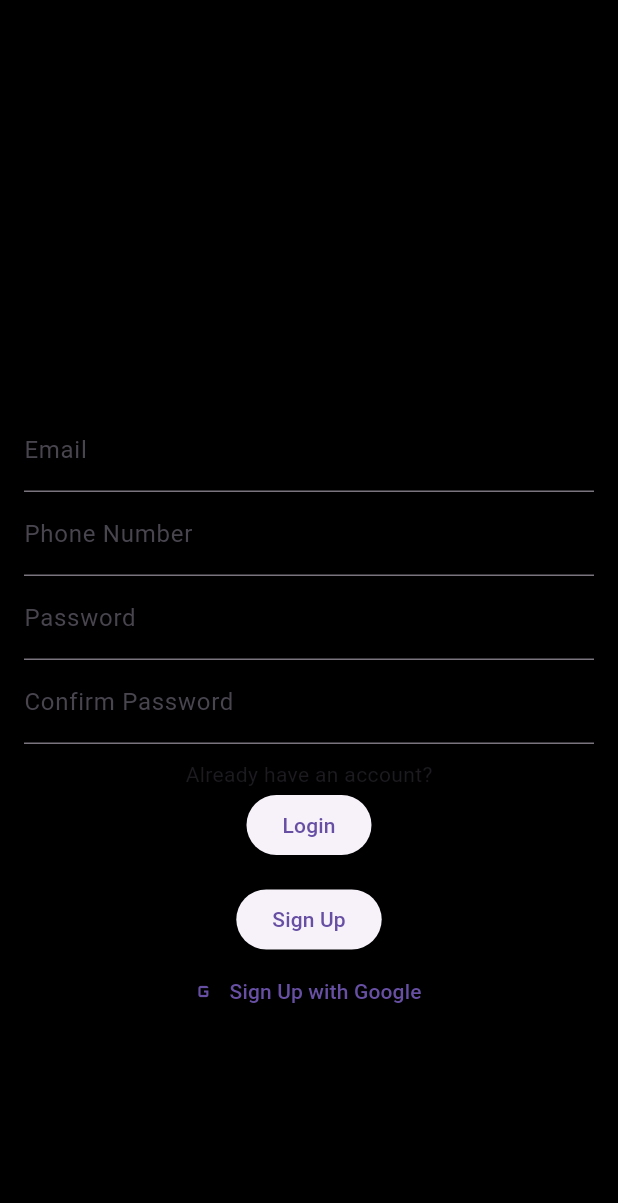
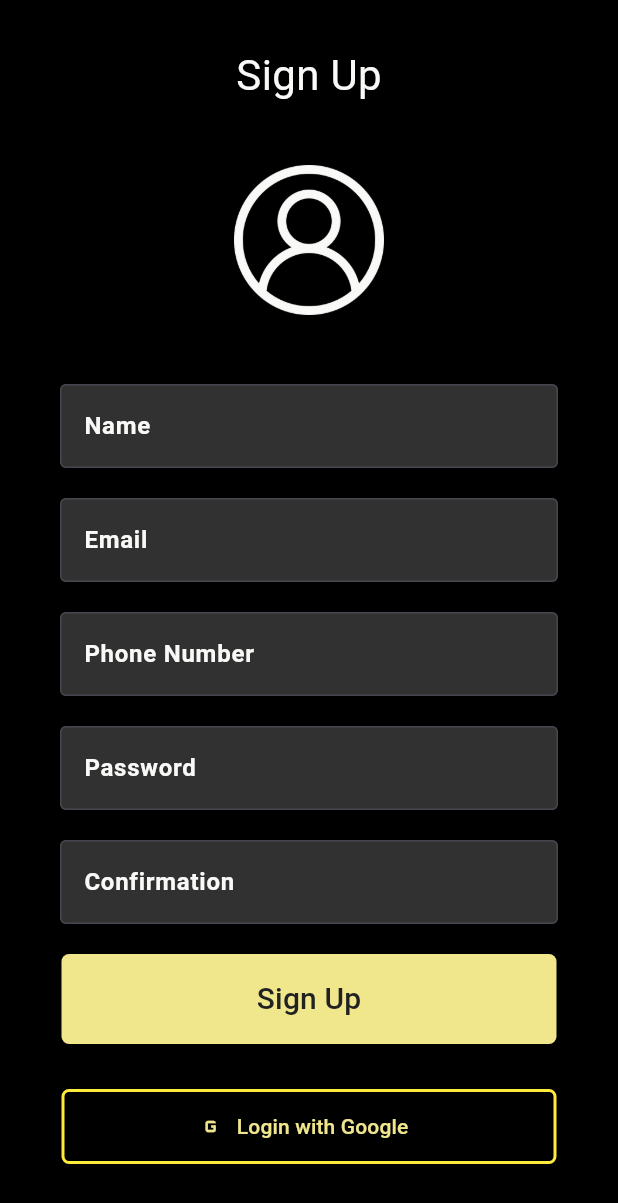
Before and after one commit to stranger-scripts-06/investment-manager, a Flutter app: the SignUpPage screen opened by its route, on a phone screen of 412 x 824 dp. Shown: the top 1203 px of the screen. Run offline on Flutter 3.47's test engine with Material 2 defaults, Android fonts, the phone set to English and light mode, and no system bars; our stand-ins replace firebase_auth, firebase_core; accounts and stored records are empty.

Commit message:
Sign Up page

```diff
--- a/lib/pages/signup.dart
+++ b/lib/pages/signup.dart
@@ -22,7 +22,7 @@ class _SignUpPageState extends State<SignUpPage> {
               Text("Sign Up",
                   style: TextStyle(
                     fontSize: 28.0,
-                    color: Colors.black,
+                    color: Color(0xFFF9FAF8),
                   )),
               SizedBox(
                 height: 40.0,
@@ -31,78 +31,199 @@ class _SignUpPageState extends State<SignUpPage> {
                 height: 100.0,
                 width: 100.0,
                 child: Image(image: AssetImage('assets/loginlogo.png'),
-                    fit: BoxFit.cover),
+                    fit: BoxFit.cover,
+                    color: Color(0xFFF9FAF8)
+                ),
               ),
               SizedBox(
                 height: 30.0,
               ),
               Padding(
-                padding: const EdgeInsets.fromLTRB(16.0, 32.0, 16.0, 0.0),
+                padding: const EdgeInsets.fromLTRB(40.0, 16.0, 40.0, 0.0),
                 child: Column(
                   children: [
-                    TextFormField(
+                    TextField(
                       decoration: InputDecoration(
+                        iconColor: Colors.white,
+                        labelText: ("Name"),
+                        labelStyle: TextStyle(
+                            fontWeight: FontWeight.bold,
+                            color: Color(0xFFF9FAF8)),
+                        hintText: ("Enter your name"),
+                        hintStyle: TextStyle(
+                          color: Color(0xFFF9FAF8),
+                        ),
+                        border: OutlineInputBorder(),
+                        fillColor: Color(0xFF313131),
+                        filled: true,
+                        focusedBorder: OutlineInputBorder(
+                          borderSide: BorderSide(
+                            color: Color(0xFFF0E68C),
+                          ),
+                        ),
+                      ),
+                      style: TextStyle(color: Color(0xFFF9FAF8)),
+                    ),
+                    SizedBox(
+                      height: 20.0,
+                    ),
+                    TextField(
+                      decoration: InputDecoration(
+                        iconColor: Colors.white,
                         labelText: ("Email"),
+                        labelStyle: TextStyle(
+                            fontWeight: FontWeight.bold,
+                            color: Color(0xFFF9FAF8)),
                         hintText: ("Enter email address"),
                         hintStyle: TextStyle(
-                          color: Colors.grey[700],
+                          color: Color(0xFFF9FAF8),
+                        ),
+                        border: OutlineInputBorder(),
+                        fillColor: Color(0xFF313131),
+                        filled: true,
+                        focusedBorder: OutlineInputBorder(
+                          borderSide: BorderSide(
+                            color: Color(0xFFF0E68C),
+                          ),
                         ),
                       ),
+                      style: TextStyle(color: Color(0xFFF9FAF8)),
                     ),
-                    TextFormField(
+                    SizedBox(
+                      height: 20.0,
+                    ),
+                    TextField(
+                      decoration: InputDecoration(
+                        iconColor: Colors.white,
+                        labelText: ("Phone Number"),
+                        labelStyle: TextStyle(
+                            fontWeight: FontWeight.bold,
+                            color: Color(0xFFF9FAF8)),
+                        hintText: ("Enter phone number"),
+                        hintStyle: TextStyle(
+                          color: Color(0xFFF9FAF8),
+                        ),
+                        border: OutlineInputBorder(),
+                        fillColor: Color(0xFF313131),
+                        filled: true,
+                        focusedBorder: OutlineInputBorder(
+                          borderSide: BorderSide(
+                            color: Color(0xFFF0E68C),
+                          ),
+                        ),
+                      ),
+                      style: TextStyle(color: Color(0xFFF9FAF8)),
+                    ),
+                    SizedBox(
+                      height: 20.0,
+                    ),
+                    TextField(
                       obscureText: true,
                       decoration: InputDecoration(
-                        label: Text("Phone Number"),
-                        hintText: ("Enter Phone Number"),
+                        iconColor: Colors.white,
+                        labelText: ("Password"),
+                        labelStyle: TextStyle(
+                            fontWeight: FontWeight.bold,
+                            color: Color(0xFFF9FAF8)),
+                        hintText: ("Enter your password"),
                         hintStyle: TextStyle(
-                          color: Colors.grey[700],
+                          color: Color(0xFFF9FAF8),
+                        ),
+                        border: OutlineInputBorder(),
+                        fillColor: Color(0xFF313131),
+                        filled: true,
+                        focusedBorder: OutlineInputBorder(
+                          borderSide: BorderSide(
+                            color: Color(0xFFF0E68C),
+                          ),
                         ),
                       ),
+                      style: TextStyle(color: Color(0xFFF9FAF8)),
                     ),
-                    TextFormField(
+                    SizedBox(
+                      height: 20.0,
+                    ),
+                    TextField(
                       obscureText: true,
                       decoration: InputDecoration(
-                        label: Text("Password"),
-                        hintText: ("Enter Password"),
+                        iconColor: Colors.white,
+                        labelText: ("Confirmation"),
+                        labelStyle: TextStyle(
+                            fontWeight: FontWeight.bold,
+                            color: Color(0xFFF9FAF8)),
+                        hintText: ("Re-enter password"),
                         hintStyle: TextStyle(
-                          color: Colors.grey[700],
+                          color: Color(0xFFF9FAF8),
+                        ),
+                        border: OutlineInputBorder(),
+                        fillColor: Color(0xFF313131),
+                        filled: true,
+                        focusedBorder: OutlineInputBorder(
+                          borderSide: BorderSide(
+                            color: Color(0xFFF0E68C),
+                          ),
                         ),
                       ),
-                    ),
-                    TextFormField(
-                      obscureText: true,
-                      decoration: InputDecoration(
-                        label: Text("Confirm Password"),
-                        hintText: ("Re-enter password"),
-                        hintStyle: TextStyle(
-                          color: Colors.grey[700],
-                        ),
-                      ),
+                      style: TextStyle(color: Color(0xFFF9FAF8)),
                     ),
                     //
                   ],
                 ),
               ),
               SizedBox(
-                height: 10.0,
+                height: 20.0,
               ),
-              Text("Already have an account?"),
-              ElevatedButton(onPressed: () {
-                    Navigator.pushReplacementNamed(context, '/');
-              },
-                  child: Text("Login"),
+              ElevatedButton(
+                onPressed: () {
+                  Navigator.pushNamed(context, '/');
+                }, //make pushReplacementNamed later
+                child: Text(
+                  "Sign Up",
+                  style: TextStyle(
+                    fontSize: 20,
+                  ),
+                ),
+                style: ButtonStyle(
+                  backgroundColor: MaterialStatePropertyAll(Color(0xFFF0E68C)),
+                  foregroundColor: MaterialStatePropertyAll(Colors.grey[900]),
+                  fixedSize: MaterialStatePropertyAll(Size(330, 60)),
+                  shape: MaterialStatePropertyAll(
+                    RoundedRectangleBorder(
+                      borderRadius: BorderRadius.circular(5.0), //
+                    ),
+                  ),
+                ),
               ),
               SizedBox(
-                height: 15.0,
+                height: 30,
               ),
-              ElevatedButton(onPressed: () {
-                Navigator.pushReplacementNamed(context, '/');
-              },
-                child: Text("Sign Up"),
+              ElevatedButton.icon(
+                onPressed: () {},
+                icon: Icon(Icons.g_mobiledata),
+                label: Text("Login with Google"),
+                style: ButtonStyle(
+                  fixedSize: MaterialStatePropertyAll(Size(330, 50)),
+                  backgroundColor: MaterialStatePropertyAll(Colors.black),
+                  foregroundColor: MaterialStatePropertyAll(Color(0xFFF0E68C)),
+                  shape: MaterialStatePropertyAll(
+                    RoundedRectangleBorder(
+                      borderRadius: BorderRadius.circular(5.0),
+                      side: BorderSide(color: Colors.yellow, width: 2),
+                    ),
+                  ),
+                ),
               ),
-              TextButton.icon(onPressed: () {},
-                icon: Icon(Icons.g_mobiledata),
-                label: Text("Sign Up with Google"),
+              SizedBox(
+                height: 50,
+              ),
+              TextButton(
+                onPressed: () {
+                  Navigator.pushNamed(context, '/');
+                },
+                child: Text("Already have an account? Login"),
+                style: ButtonStyle(
+                  foregroundColor: MaterialStatePropertyAll(Color(0xFFF0E68C)),
+                ),
               ),
             ],
           ),
```
